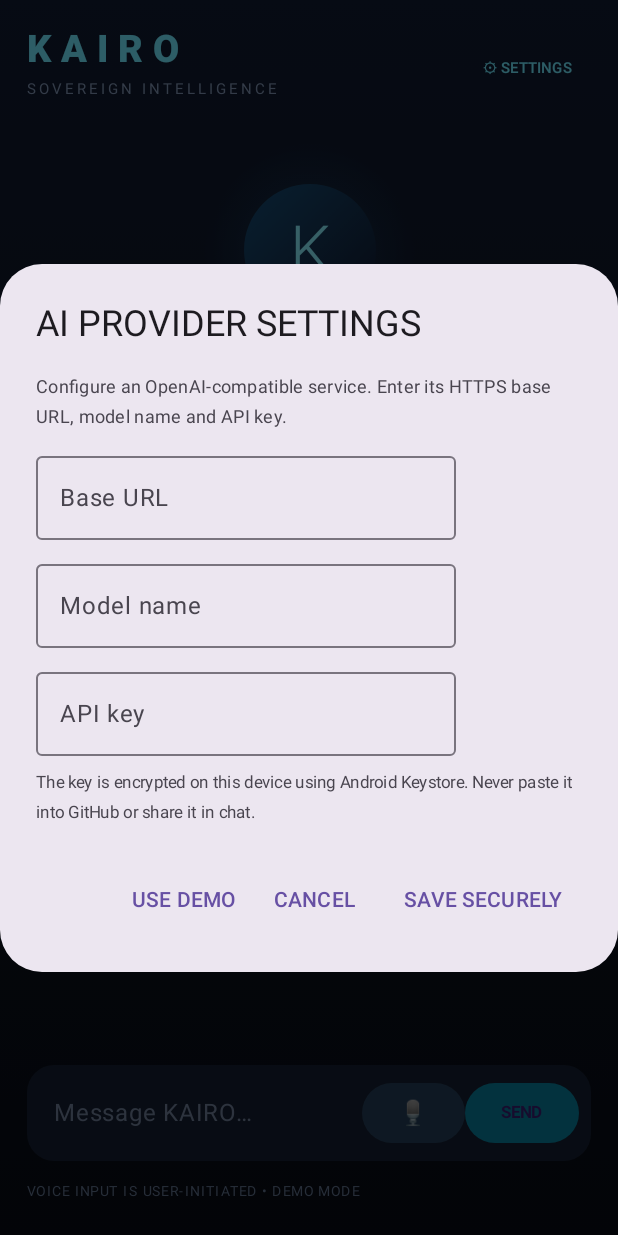
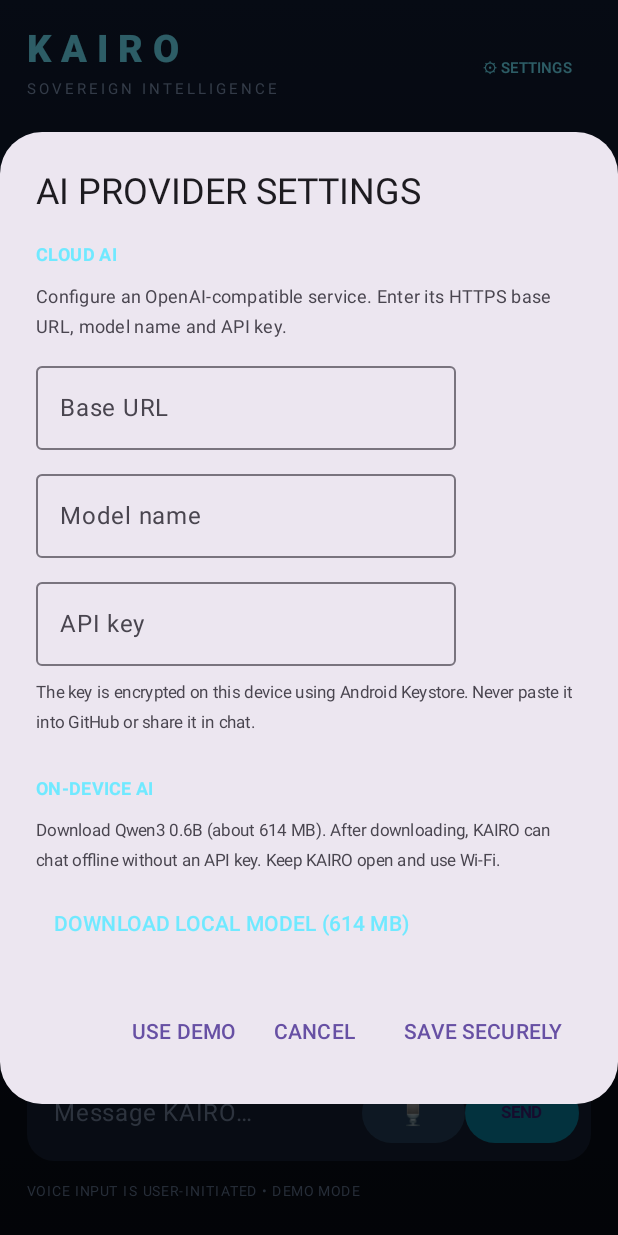
Before and after one commit to premthegoldyboy/KAIRO-AI, an Android app built with Jetpack Compose: the screen it shows after launch (MainActivity), after a tap on "⚙ SETTINGS", on a phone screen of 412 x 824 dp. Run offline under Robolectric (Android 15) with nearby library versions, the phone set to English and light mode, and no system bars; libraries missing offline, so code that uses them is left out: com.google.ai.edge; pictures from the network do not load.

Commit message:
Add local model download and offline chat controls

```diff
--- a/app/src/main/java/com/kairo/ai/MainActivity.kt
+++ b/app/src/main/java/com/kairo/ai/MainActivity.kt
@@ -95,6 +95,15 @@ private fun KairoApp(onSpeak: (String) -> Unit) {
     val context = LocalContext.current
     val configStore = remember { ProviderConfigStore(context) }
     var providerConfig by remember { mutableStateOf(configStore.load()) }
+    var localModelReady by remember { mutableStateOf(LocalModelManager.isDownloaded(context)) }
+    var localAiEnabled by remember { mutableStateOf(LocalModelManager.isDownloaded(context)) }
+    var isDownloadingModel by remember { mutableStateOf(false) }
+    var modelDownloadProgress by remember { mutableStateOf(0) }
+    var modelDownloadError by remember { mutableStateOf("") }
+    val localEngine = remember { LocalAIEngine(context) }
+    DisposableEffect(localEngine) {
+        onDispose { localEngine.close() }
+    }
     var showSettings by remember { mutableStateOf(false) }
     var providerUrl by remember { mutableStateOf(providerConfig?.baseUrl ?: "") }
     var providerModel by remember { mutableStateOf(providerConfig?.model ?: "") }
@@ -231,7 +240,11 @@ private fun KairoApp(onSpeak: (String) -> Unit) {
                                 input = ""
                                 isThinking = true
                                 scope.launch {
-                                    val activeEngine: AIEngine = providerConfig?.let { OpenAICompatibleEngine(it) } ?: DemoAIEngine()
+                                    val activeEngine: AIEngine = when {
+                                        providerConfig != null -> OpenAICompatibleEngine(providerConfig!!)
+                                        localAiEnabled && localModelReady -> localEngine
+                                        else -> DemoAIEngine()
+                                    }
                                     val answer = runCatching { activeEngine.reply(prompt) }
                                         .getOrElse { "KAIRO: " + (it.message ?: "Something went wrong. Please try again.") }
                                     messages.add(ChatMessage(answer, true))
@@ -245,8 +258,11 @@ private fun KairoApp(onSpeak: (String) -> Unit) {
                 }
                 Spacer(Modifier.height(8.dp))
                 Text(
-                    if (providerConfig == null) "VOICE INPUT IS USER-INITIATED • DEMO MODE"
-                    else "VOICE INPUT IS USER-INITIATED • CLOUD AI",
+                    when {
+                        providerConfig != null -> "VOICE INPUT IS USER-INITIATED • CLOUD AI"
+                        localAiEnabled && localModelReady -> "VOICE INPUT IS USER-INITIATED • LOCAL AI"
+                        else -> "VOICE INPUT IS USER-INITIATED • DEMO MODE"
+                    },
                     color = Color(0xFF60728D), fontSize = 9.sp, letterSpacing = 1.sp
                 )
             }
@@ -258,12 +274,57 @@ private fun KairoApp(onSpeak: (String) -> Unit) {
             title = { Text("AI PROVIDER SETTINGS") },
             text = {
                 Column(verticalArrangement = Arrangement.spacedBy(8.dp)) {
+                    Text("CLOUD AI", color = Color(0xFF70E9FF), fontWeight = FontWeight.Bold, fontSize = 12.sp)
                     Text("Configure an OpenAI-compatible service. Enter its HTTPS base URL, model name and API key.", fontSize = 12.sp)
                     OutlinedTextField(value = providerUrl, onValueChange = { providerUrl = it; settingsError = "" }, label = { Text("Base URL") }, singleLine = true)
                     OutlinedTextField(value = providerModel, onValueChange = { providerModel = it; settingsError = "" }, label = { Text("Model name") }, singleLine = true)
                     OutlinedTextField(value = providerKey, onValueChange = { providerKey = it; settingsError = "" }, label = { Text("API key") }, singleLine = true, visualTransformation = PasswordVisualTransformation())
                     if (settingsError.isNotBlank()) Text(settingsError, color = Color(0xFFFFB4AB), fontSize = 12.sp)
                     Text("The key is encrypted on this device using Android Keystore. Never paste it into GitHub or share it in chat.", fontSize = 11.sp)
+                    Spacer(Modifier.height(8.dp))
+                    Text("ON-DEVICE AI", color = Color(0xFF70E9FF), fontWeight = FontWeight.Bold, fontSize = 12.sp)
+                    Text("Download Qwen3 0.6B (about 614 MB). After downloading, KAIRO can chat offline without an API key. Keep KAIRO open and use Wi-Fi.", fontSize = 11.sp)
+                    TextButton(
+                        enabled = !isDownloadingModel && !localModelReady,
+                        onClick = {
+                            isDownloadingModel = true
+                            modelDownloadProgress = 0
+                            modelDownloadError = ""
+                            scope.launch {
+                                try {
+                                    LocalModelManager.download(context) { progress ->
+                                        modelDownloadProgress = progress
+                                    }
+                                    localModelReady = true
+                                    localAiEnabled = true
+                                } catch (error: Exception) {
+                                    modelDownloadError = error.message ?: "Model download failed."
+                                } finally {
+                                    isDownloadingModel = false
+                                }
+                            }
+                        }
+                    ) {
+                        Text(
+                            when {
+                                localModelReady -> "✓ LOCAL MODEL DOWNLOADED"
+                                isDownloadingModel -> "DOWNLOADING…"
+                                else -> "DOWNLOAD LOCAL MODEL (614 MB)"
+                            },
+                            color = Color(0xFF70E9FF)
+                        )
+                    }
+                    if (isDownloadingModel) {
+                        Text("Downloading model: $modelDownloadProgress%", color = Color(0xFF9FB2D0), fontSize = 11.sp)
+                    }
+                    if (modelDownloadError.isNotBlank()) {
+                        Text(modelDownloadError, color = Color(0xFFFFB4AB), fontSize = 11.sp)
+                    }
+                    if (localModelReady) {
+                        TextButton(onClick = { localAiEnabled = true; showSettings = false }) {
+                            Text("USE LOCAL AI", color = Color(0xFF70E9FF))
+                        }
+                    }
                 }
             },
             confirmButton = {
```
